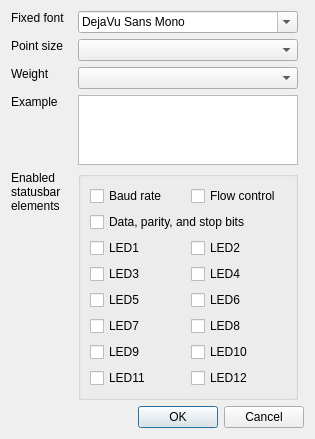
pullmoll/qflexprop, file dialogs/settingsdlg.ui: the form before one commit.
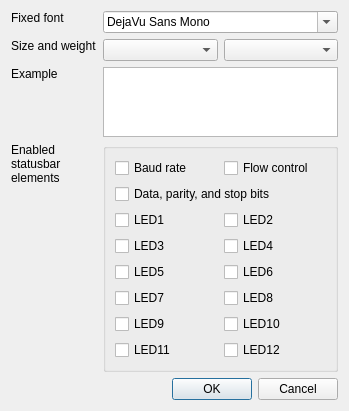
The form after the commit.

Patch:
```diff
--- a/dialogs/settingsdlg.ui
+++ b/dialogs/settingsdlg.ui
@@ -6,15 +6,74 @@
    <rect>
     <x>0</x>
     <y>0</y>
-    <width>315</width>
-    <height>379</height>
+    <width>349</width>
+    <height>338</height>
    </rect>
   </property>
   <property name="windowTitle">
    <string>Application settings</string>
   </property>
   <layout class="QGridLayout" name="gridLayout">
-   <item row="0" column="1">
+   <item row="0" column="0">
+    <widget class="QLabel" name="lbl_font">
+     <property name="text">
+      <string>Fixed font</string>
+     </property>
+     <property name="alignment">
+      <set>Qt::AlignLeading|Qt::AlignLeft|Qt::AlignTop</set>
+     </property>
+    </widget>
+   </item>
+   <item row="1" column="1">
+    <widget class="QComboBox" name="cb_size"/>
+   </item>
+   <item row="7" column="0" colspan="3">
+    <widget class="QDialogButtonBox" name="buttonBox">
+     <property name="orientation">
+      <enum>Qt::Horizontal</enum>
+     </property>
+     <property name="standardButtons">
+      <set>QDialogButtonBox::Cancel|QDialogButtonBox::Ok</set>
+     </property>
+    </widget>
+   </item>
+   <item row="2" column="0">
+    <widget class="QLabel" name="label_2">
+     <property name="text">
+      <string>Example</string>
+     </property>
+     <property name="alignment">
+      <set>Qt::AlignLeading|Qt::AlignLeft|Qt::AlignTop</set>
+     </property>
+    </widget>
+   </item>
+   <item row="1" column="2">
+    <widget class="QComboBox" name="cb_weight"/>
+   </item>
+   <item row="1" column="0">
+    <widget class="QLabel" name="lbl_size">
+     <property name="text">
+      <string>Size and weight</string>
+     </property>
+     <property name="alignment">
+      <set>Qt::AlignLeading|Qt::AlignLeft|Qt::AlignTop</set>
+     </property>
+    </widget>
+   </item>
+   <item row="3" column="0">
+    <widget class="QLabel" name="label">
+     <property name="text">
+      <string>Enabled statusbar elements</string>
+     </property>
+     <property name="alignment">
+      <set>Qt::AlignLeading|Qt::AlignLeft|Qt::AlignTop</set>
+     </property>
+     <property name="wordWrap">
+      <bool>true</bool>
+     </property>
+    </widget>
+   </item>
+   <item row="0" column="1" colspan="2">
     <widget class="QFontComboBox" name="fontComboBox">
      <property name="currentText">
       <string>DejaVu Sans Mono</string>
@@ -29,7 +88,10 @@
      </property>
     </widget>
    </item>
-   <item row="4" column="1">
+   <item row="2" column="1" colspan="2">
+    <widget class="QTextEdit" name="te_example"/>
+   </item>
+   <item row="3" column="1" colspan="2">
     <widget class="QGroupBox" name="groupBox">
      <property name="title">
       <string/>
@@ -143,78 +205,6 @@
      </layout>
     </widget>
    </item>
-   <item row="0" column="0">
-    <widget class="QLabel" name="lbl_font">
-     <property name="text">
-      <string>Fixed font</string>
-     </property>
-     <property name="alignment">
-      <set>Qt::AlignLeading|Qt::AlignLeft|Qt::AlignTop</set>
-     </property>
-    </widget>
-   </item>
-   <item row="8" column="0" colspan="3">
-    <widget class="QDialogButtonBox" name="buttonBox">
-     <property name="orientation">
-      <enum>Qt::Horizontal</enum>
-     </property>
-     <property name="standardButtons">
-      <set>QDialogButtonBox::Cancel|QDialogButtonBox::Ok</set>
-     </property>
-    </widget>
-   </item>
-   <item row="1" column="0">
-    <widget class="QLabel" name="lbl_size">
-     <property name="text">
-      <string>Point size</string>
-     </property>
-     <property name="alignment">
-      <set>Qt::AlignLeading|Qt::AlignLeft|Qt::AlignTop</set>
-     </property>
-    </widget>
-   </item>
-   <item row="2" column="0">
-    <widget class="QLabel" name="lbl_weight">
-     <property name="text">
-      <string>Weight</string>
-     </property>
-     <property name="alignment">
-      <set>Qt::AlignLeading|Qt::AlignLeft|Qt::AlignTop</set>
-     </property>
-    </widget>
-   </item>
-   <item row="1" column="1">
-    <widget class="QComboBox" name="cb_size"/>
-   </item>
-   <item row="2" column="1">
-    <widget class="QComboBox" name="cb_weight"/>
-   </item>
-   <item row="3" column="1">
-    <widget class="QTextEdit" name="te_example"/>
-   </item>
-   <item row="4" column="0">
-    <widget class="QLabel" name="label">
-     <property name="text">
-      <string>Enabled statusbar elements</string>
-     </property>
-     <property name="alignment">
-      <set>Qt::AlignLeading|Qt::AlignLeft|Qt::AlignTop</set>
-     </property>
-     <property name="wordWrap">
-      <bool>true</bool>
-     </property>
-    </widget>
-   </item>
-   <item row="3" column="0">
-    <widget class="QLabel" name="label_2">
-     <property name="text">
-      <string>Example</string>
-     </property>
-     <property name="alignment">
-      <set>Qt::AlignLeading|Qt::AlignLeft|Qt::AlignTop</set>
-     </property>
-    </widget>
-   </item>
   </layout>
  </widget>
  <tabstops>
```
Left out of the diff: 1 changed line with no effect on the pictures.
